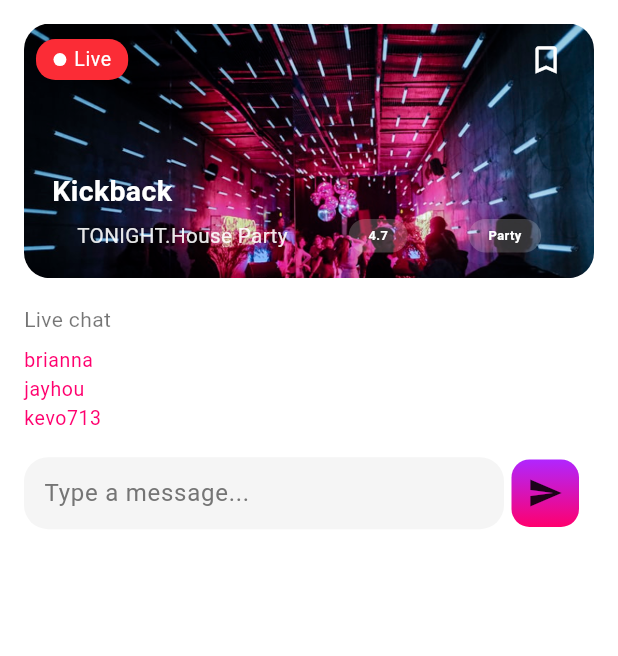
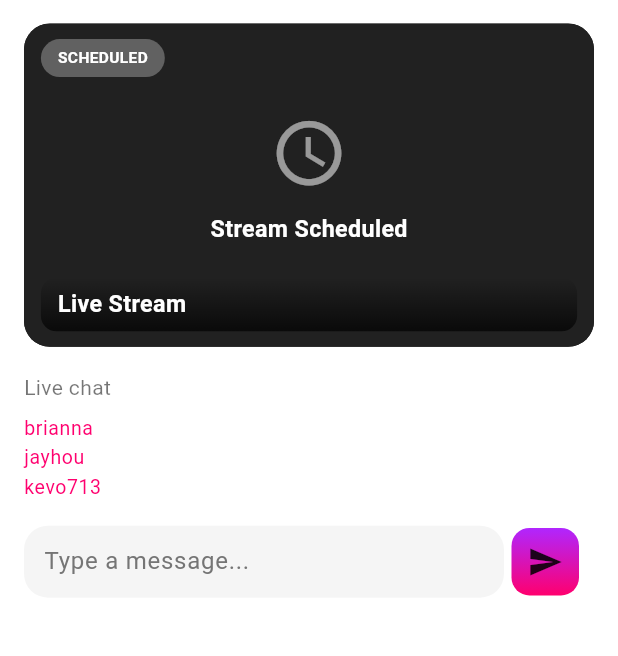
Before and after one commit to nazmul8451/Event-Discovery-App, a Flutter app: the LiveStream screen opened by its route, on a phone screen of 412 x 824 dp, the part 54-710 px from its top. Run offline on Flutter 3.47's test engine with Material 3 defaults, Android fonts, the phone set to English and light mode, and no system bars; our stand-ins replace cached_network_image, carousel_slider, cloud_firestore, device_preview, email_validator, firebase_auth and 16 more; missing offline and left inert: agora_rtc_engine, flutter_polyline_points, flutter_stripe; accounts and stored records are empty.

Commit message:
add stream logic

```diff
--- a/lib/View/Screen/BottomNavBarScreen/live_stream.dart
+++ b/lib/View/Screen/BottomNavBarScreen/live_stream.dart
@@ -5,6 +5,7 @@ import 'package:gathering_app/View/Theme/theme_provider.dart'
     show ThemeProvider;
 import 'package:gathering_app/View/view_controller/saved_event_controller.dart';
 import 'package:provider/provider.dart';
+import 'package:agora_rtc_engine/agora_rtc_engine.dart';
 
 class LiveStream extends StatefulWidget {
   const LiveStream({super.key});
@@ -40,6 +41,10 @@ class _LiveStreamState extends State<LiveStream> {
           if (streamId != null) {
             print("🎬 Calling getAgoraToken with streamId: $streamId");
             await controller.getAgoraToken(streamId);
+
+            // Initialize Agora and join channel
+            await controller.initializeAgora();
+            await controller.joinChannel();
           } else {
             print("⚠️ No streamId (id or _id) found in live stream data");
             print("⚠️ Available keys in streamData: ${streamData.keys.toList()}");
@@ -51,6 +56,13 @@ class _LiveStreamState extends State<LiveStream> {
         print("⚠️ No eventId provided to LiveStream screen");
       }
     });
+  }
+
+  @override
+  void dispose() {
+    // Leave channel and cleanup Agora engine
+    context.read<LiveStreamController>().leaveChannel();
+    super.dispose();
   }
 
   @override
@@ -125,10 +137,7 @@ class _LiveStreamState extends State<LiveStream> {
           padding: const EdgeInsets.symmetric(horizontal: 16.0),
           child: Column(
             children: [
-              _buildFeaturedEvent('Kickback', 'TONIGHT.House Party', [
-                '4.7',
-                'Party',
-              ]),
+              _buildVideoPlayer(streamData),
 
               SizedBox(height: 20.h),
 
@@ -236,114 +245,196 @@ class _LiveStreamState extends State<LiveStream> {
     );
   }
 
-  Widget _buildFeaturedEvent(String title, String subtitle, List<String> tags) {
+  Widget _buildVideoPlayer(Map<String, dynamic>? streamData) {
+    final controller = context.watch<LiveStreamController>();
+    final isLive = streamData?['isLive'] == true;
+    final title = streamData?['title'] ?? 'Live Stream';
+    final description = streamData?['description'] ?? '';
+    final currentViewers = streamData?['currentViewers'] ?? 0;
+    final streamStatus = streamData?['streamStatus'] ?? 'scheduled';
+
     return Container(
-      height: 197.h,
+      height: 250.h,
       width: double.infinity,
       decoration: BoxDecoration(
         borderRadius: BorderRadius.circular(20.r),
-        image: const DecorationImage(
-          image: AssetImage('assets/images/home_img1.png'),
-          fit: BoxFit.cover,
+        color: Colors.black,
+      ),
+      child: ClipRRect(
+        borderRadius: BorderRadius.circular(20.r),
+        child: Stack(
+          children: [
+            // Video player or placeholder
+            if (isLive && controller.remoteUid != null && controller.engine != null)
+              // Show Agora remote video
+              AgoraVideoView(
+                controller: VideoViewController.remote(
+                  rtcEngine: controller.engine!,
+                  canvas: VideoCanvas(uid: controller.remoteUid),
+                  connection: RtcConnection(
+                    channelId: controller.agoraTokenData?['channelName'] ?? '',
                   ),
                 ),
-      child: Stack(
+              )
+            else
+              // Show placeholder when not live
+              Container(
+                color: Colors.grey[900],
+                child: Center(
+                  child: Column(
+                    mainAxisAlignment: MainAxisAlignment.center,
                     children: [
+                      Icon(
+                        isLive ? Icons.videocam_off : Icons.schedule,
+                        size: 60.sp,
+                        color: Colors.white54,
+                      ),
+                      SizedBox(height: 16.h),
+                      Text(
+                        isLive
+                          ? 'Waiting for broadcaster...'
+                          : streamStatus == 'scheduled'
+                            ? 'Stream Scheduled'
+                            : 'Stream Not Started',
+                        style: TextStyle(
+                          color: Colors.white,
+                          fontSize: 18.sp,
+                          fontWeight: FontWeight.w600,
+                        ),
+                      ),
+                      SizedBox(height: 8.h),
+                      if (description.isNotEmpty)
                         Padding(
-            padding: const EdgeInsets.symmetric(horizontal: 8.0),
+                          padding: EdgeInsets.symmetric(horizontal: 20.w),
+                          child: Text(
+                            description,
+                            textAlign: TextAlign.center,
+                            style: TextStyle(
+                              color: Colors.white70,
+                              fontSize: 14.sp,
+                            ),
+                            maxLines: 2,
+                            overflow: TextOverflow.ellipsis,
+                          ),
+                        ),
+                    ],
+                  ),
+                ),
+              ),
+
+            // Live indicator and info overlay
+            Positioned(
+              top: 12.h,
+              left: 12.w,
+              right: 12.w,
               child: Row(
                 mainAxisAlignment: MainAxisAlignment.spaceBetween,
                 children: [
-                Positioned(
-                  top: 8.h,
-                  left: 8.w,
-                  child: Container(
+                  // Live badge
+                  Container(
                     padding: EdgeInsets.symmetric(
                       horizontal: 12.w,
                       vertical: 6.h,
                     ),
                     decoration: BoxDecoration(
-                      color: const Color(0xFFFB2C36),
+                      color: isLive ? Color(0xFFFB2C36) : Colors.grey[700],
                       borderRadius: BorderRadius.circular(15.r),
                     ),
                     child: Row(
+                      mainAxisSize: MainAxisSize.min,
                       children: [
+                        if (isLive)
                           Container(
-                          height: 10.h,
-                          width: 10.w,
+                            height: 8.h,
+                            width: 8.w,
                             decoration: BoxDecoration(
-                            color: Color(0xFFFFFFFF),
+                              color: Colors.white,
                               shape: BoxShape.circle,
                             ),
                           ),
-                        SizedBox(width: 5.w),
+                        if (isLive) SizedBox(width: 5.w),
                         Text(
-                          'Live',
-                          style: Theme.of(context).textTheme.bodySmall,
-                        ),
-                      ],
-                    ),
-                  ),
-                ),
-                Positioned(
-                  top: 16.h,
-                  right: 16.w,
-                  child: Consumer<SavedEventController>(
-                    builder: (context, provider, child) {
-                      final isSaved = false;
-                      return IconButton(
-                        onPressed: () {},
-                        icon: Icon(
-                          isSaved ? Icons.bookmark : Icons.bookmark_border,
+                          isLive ? 'LIVE' : streamStatus.toUpperCase(),
+                          style: TextStyle(
                             color: Colors.white,
-                          size: 28.sp,
-                        ),
-                      );
-                    },
+                            fontSize: 12.sp,
+                            fontWeight: FontWeight.bold,
                           ),
                         ),
                       ],
                     ),
                   ),
 
-          Positioned(
-            bottom: 20.h,
-            left: 20.w,
-            right: 20.w,
-            child: Column(
-              crossAxisAlignment: CrossAxisAlignment.start,
+                  // Viewer count
+                  if (isLive)
+                    Container(
+                      padding: EdgeInsets.symmetric(
+                        horizontal: 12.w,
+                        vertical: 6.h,
+                      ),
+                      decoration: BoxDecoration(
+                        color: Colors.black54,
+                        borderRadius: BorderRadius.circular(15.r),
+                      ),
+                      child: Row(
+                        mainAxisSize: MainAxisSize.min,
                         children: [
+                          Icon(
+                            Icons.visibility,
+                            color: Colors.white,
+                            size: 16.sp,
+                          ),
+                          SizedBox(width: 5.w),
                           Text(
-                  title,
+                            '$currentViewers',
                             style: TextStyle(
                               color: Colors.white,
-                    fontSize: 22.sp,
-                    fontWeight: FontWeight.w700,
+                              fontSize: 12.sp,
+                              fontWeight: FontWeight.w600,
                             ),
-                ),
-                SizedBox(height: 6.h),
-                Row(
-                  mainAxisAlignment: MainAxisAlignment.spaceAround,
-                  children: [
-                    Text(
-                      subtitle,
-                      style: TextStyle(
-                        color: Colors.white.withOpacity(0.9),
-                        fontSize: 16.sp,
-                      ),
-                    ),
-                    ...tags.map(
-                      (tag) => Padding(
-                        padding: EdgeInsets.only(left: 8.w),
-                        child: _buildTag(tag),
-                      ),
-                    ),
-                  ],
                           ),
                         ],
                       ),
                     ),
                 ],
+              ),
+            ),
+
+            // Title overlay at bottom
+            Positioned(
+              bottom: 12.h,
+              left: 12.w,
+              right: 12.w,
+              child: Container(
+                padding: EdgeInsets.symmetric(
+                  horizontal: 12.w,
+                  vertical: 8.h,
+                ),
+                decoration: BoxDecoration(
+                  gradient: LinearGradient(
+                    begin: Alignment.bottomCenter,
+                    end: Alignment.topCenter,
+                    colors: [
+                      Colors.black.withOpacity(0.7),
+                      Colors.transparent,
+                    ],
+                  ),
+                  borderRadius: BorderRadius.circular(12.r),
+                ),
+                child: Text(
+                  title,
+                  style: TextStyle(
+                    color: Colors.white,
+                    fontSize: 18.sp,
+                    fontWeight: FontWeight.w700,
+                  ),
+                  maxLines: 1,
+                  overflow: TextOverflow.ellipsis,
+                ),
+              ),
+            ),
+          ],
+        ),
       ),
     );
   }
--- a/pubspec.yaml
+++ b/pubspec.yaml
@@ -55,6 +55,7 @@ dependencies:
   location: ^8.0.1
   flutter_polyline_points: ^3.1.0
   socket_io_client: ^3.1.3
+  agora_rtc_engine: ^6.3.2
 
 
 
```
Also changed, not shown: lib/Service/Controller/liveStreamController.dart (+132 -0 lines), pubspec.lock, 4 other files. Lines whose indentation alone changed are shown as unchanged.
